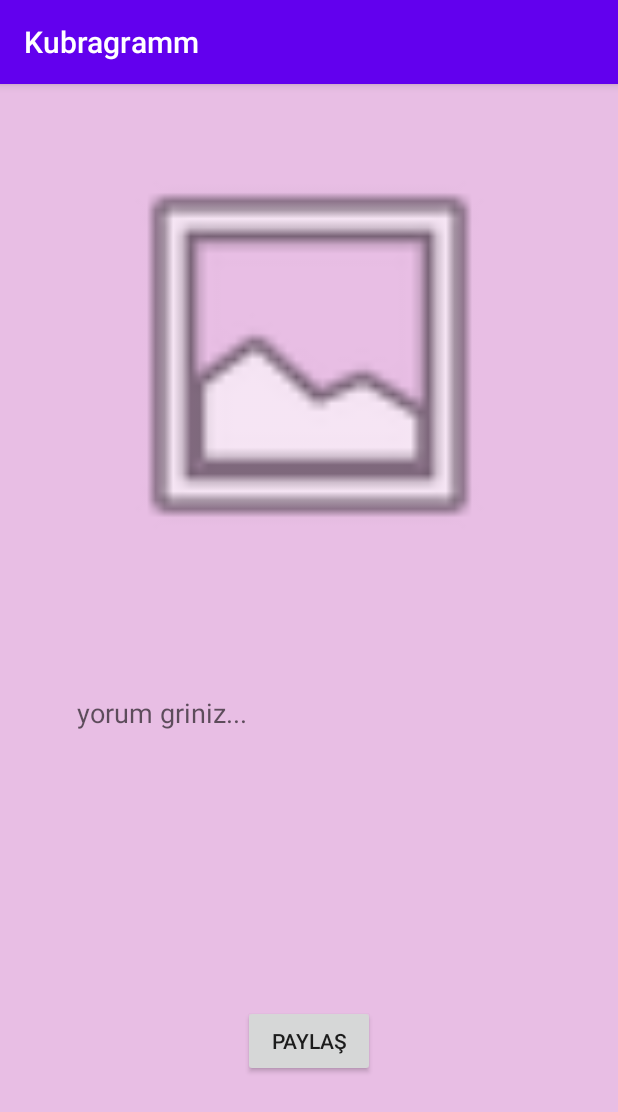
After one commit to upskubra/kubragramm, an Android app: the SharePhoto screen opened directly, with no data from a screen before it, on a phone screen of 412 x 824 dp. The commit adds this screen. Shown: the top 1112 px of the screen. Run offline under Robolectric (Android 15) with nearby library versions, the phone set to English and light mode, and no system bars; our stand-ins replace Firebase (no records; nobody signed in at launch, a user with empty details on screens opened directly).

Commit message:
add photo

```diff
--- a/app/build.gradle
+++ b/app/build.gradle
@@ -2,6 +2,7 @@ plugins {
     id 'com.android.application'
     id 'kotlin-android'
     id 'com.google.gms.google-services'
+    id 'kotlin-android-extensions'
 }
 
 android {
--- a/app/src/main/res/layout/activity_feed.xml
+++ b/app/src/main/res/layout/activity_feed.xml
@@ -1,5 +1,6 @@
 <?xml version="1.0" encoding="utf-8"?>
-<androidx.constraintlayout.widget.ConstraintLayout xmlns:android="http://schemas.android.com/apk/res/android"
+<androidx.constraintlayout.widget.ConstraintLayout
+    xmlns:android="http://schemas.android.com/apk/res/android"
     xmlns:app="http://schemas.android.com/apk/res-auto"
     xmlns:tools="http://schemas.android.com/tools"
     android:layout_width="match_parent"
--- /dev/null
+++ b/app/src/main/res/layout/activity_share_photo.xml
@@ -0,0 +1,51 @@
+<?xml version="1.0" encoding="utf-8"?>
+<androidx.constraintlayout.widget.ConstraintLayout xmlns:android="http://schemas.android.com/apk/res/android"
+    xmlns:app="http://schemas.android.com/apk/res-auto"
+    xmlns:tools="http://schemas.android.com/tools"
+    android:layout_width="match_parent"
+    android:layout_height="match_parent"
+    android:background="#40AF099F"
+    tools:context=".SharePhoto">
+
+    <ImageView
+        android:id="@+id/addPhotoImageView"
+        android:layout_width="287dp"
+        android:layout_height="281dp"
+        android:layout_marginStart="76dp"
+        android:layout_marginTop="40dp"
+        android:layout_marginEnd="76dp"
+        android:layout_marginBottom="85dp"
+        app:layout_constraintBottom_toTopOf="@+id/commentText"
+        app:layout_constraintEnd_toEndOf="parent"
+        app:layout_constraintStart_toStartOf="parent"
+        app:layout_constraintTop_toTopOf="parent"
+        app:srcCompat="@android:drawable/ic_menu_gallery" />
+
+    <TextView
+        android:id="@+id/commentText"
+        android:layout_width="0dp"
+        android:layout_height="0dp"
+        android:layout_marginStart="51dp"
+        android:layout_marginEnd="51dp"
+        android:layout_marginBottom="56dp"
+        android:hint="yorum griniz..."
+
+        android:textAppearance="@style/TextAppearance.AppCompat.Medium"
+        app:layout_constraintBottom_toTopOf="@+id/shareButton"
+        app:layout_constraintEnd_toEndOf="parent"
+        app:layout_constraintHorizontal_bias="0.0"
+        app:layout_constraintStart_toStartOf="parent"
+        app:layout_constraintTop_toBottomOf="@+id/addPhotoImageView" />
+
+    <Button
+        android:id="@+id/shareButton"
+        android:layout_width="wrap_content"
+        android:layout_height="wrap_content"
+        android:layout_marginBottom="106dp"
+        android:text="Paylaş"
+        app:layout_constraintBottom_toBottomOf="parent"
+        app:layout_constraintEnd_toEndOf="parent"
+        app:layout_constraintStart_toStartOf="parent"
+        app:layout_constraintTop_toBottomOf="@+id/commentText" />
+
+</androidx.constraintlayout.widget.ConstraintLayout>
--- a/app/src/main/res/values/themes.xml
+++ b/app/src/main/res/values/themes.xml
@@ -1,6 +1,6 @@
 <resources xmlns:tools="http://schemas.android.com/tools">
     <!-- Base application theme. -->
-    <style name="Theme.Kubragramm" parent="Theme.MaterialComponents.DayNight.NoActionBar">
+    <style name="Theme.Kubragramm" parent="Theme.MaterialComponents.DayNight.DarkActionBar.Bridge">
         <!-- Primary brand color. -->
         <item name="colorPrimary">@color/purple_500</item>
         <item name="colorPrimaryVariant">@color/purple_700</item>
```
Also changed, not shown: app/src/main/AndroidManifest.xml (+6 -1 lines), app/src/main/java/com/example/kubragramm/FeedActivity.kt (+34 -1 lines), app/src/main/java/com/example/kubragramm/MainActivity.kt (+33 -2 lines), app/src/main/java/com/example/kubragramm/SharePhoto.kt (added, +129 -0 lines), app/src/main/res/menu/menu.xml (added, +11 -0 lines).
